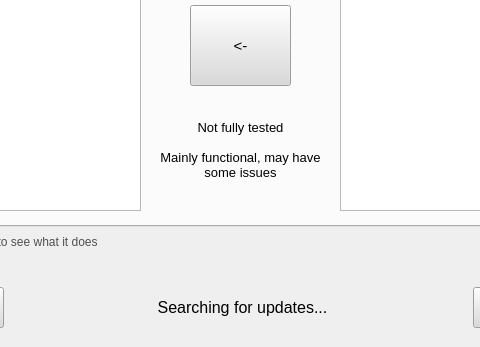
The window that UI/ui_form.ui (Owen-Splat/LAS-Randomizer) describes before a commit, drawn with Qt 5; both pictures show x 147 to 627 and y 293 to 640 of the 780 by 640 pixel window.
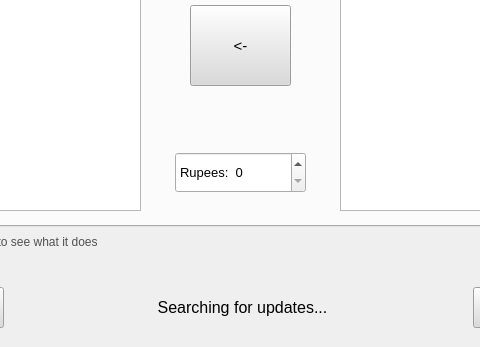
The same window after the commit. The open tabs and pages were chosen to show the change.

Commit message: added starting rupees option and 6th trap

```diff
--- a/UI/ui_form.ui
+++ b/UI/ui_form.ui
@@ -1814,51 +1814,34 @@
        </property>
       </item>
      </widget>
-     <widget class="QLabel" name="label_14">
+     <widget class="QSpinBox" name="rupeesSpinBox">
       <property name="geometry">
        <rect>
-        <x>295</x>
-        <y>358</y>
-        <width>161</width>
-        <height>81</height>
+        <x>310</x>
+        <y>390</y>
+        <width>131</width>
+        <height>41</height>
        </rect>
       </property>
-      <property name="sizePolicy">
-       <sizepolicy hsizetype="Fixed" vsizetype="Fixed">
-        <horstretch>0</horstretch>
-        <verstretch>0</verstretch>
-       </sizepolicy>
-      </property>
-      <property name="minimumSize">
-       <size>
-        <width>75</width>
-        <height>23</height>
-       </size>
-      </property>
       <property name="font">
        <font>
         <pointsize>10</pointsize>
-        <italic>false</italic>
-        <bold>false</bold>
        </font>
       </property>
-      <property name="frameShape">
-       <enum>QFrame::NoFrame</enum>
+      <property name="whatsThis">
+       <string>This lets you choose how many rupees to start with</string>
       </property>
-      <property name="frameShadow">
-       <enum>QFrame::Plain</enum>
+      <property name="suffix">
+       <string/>
       </property>
-      <property name="text">
-       <string>Not fully tested&lt;br&gt;&lt;/br&gt;&lt;br&gt;&lt;/br&gt;Mainly functional, may have some issues</string>
+      <property name="prefix">
+       <string>Rupees:  </string>
       </property>
-      <property name="textFormat">
-       <enum>Qt::RichText</enum>
+      <property name="maximum">
+       <number>9999</number>
       </property>
-      <property name="alignment">
-       <set>Qt::AlignHCenter|Qt::AlignTop</set>
-      </property>
-      <property name="wordWrap">
-       <bool>true</bool>
+      <property name="value">
+       <number>0</number>
       </property>
      </widget>
     </widget>
```
The commit also changes 13 other files.
